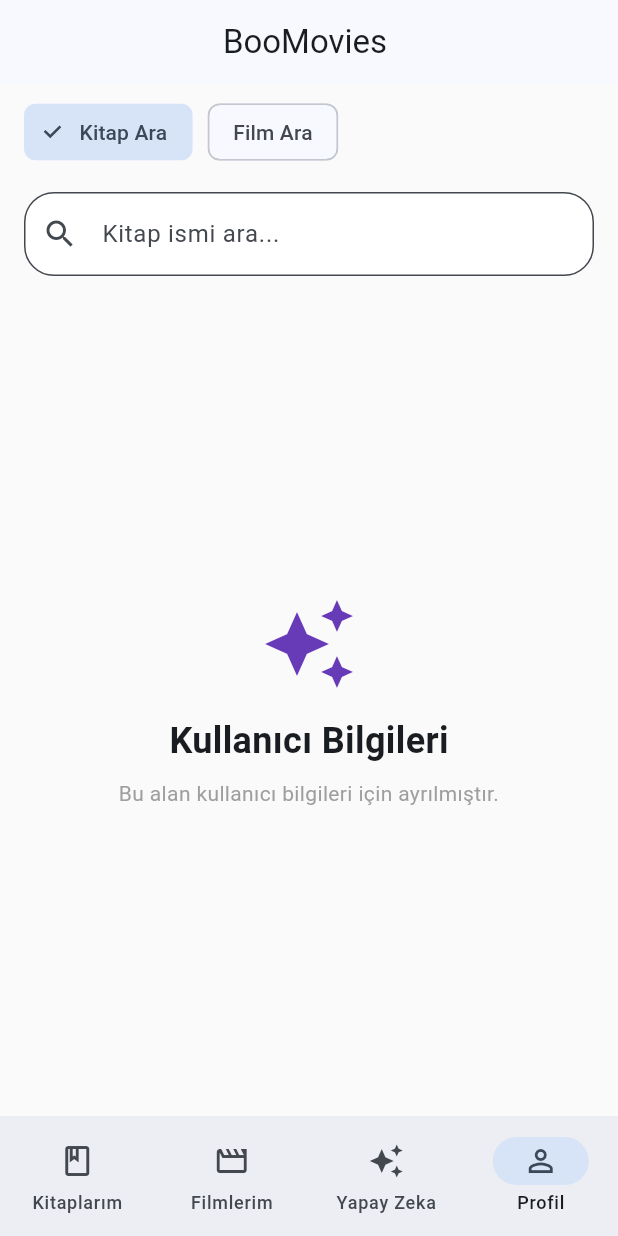
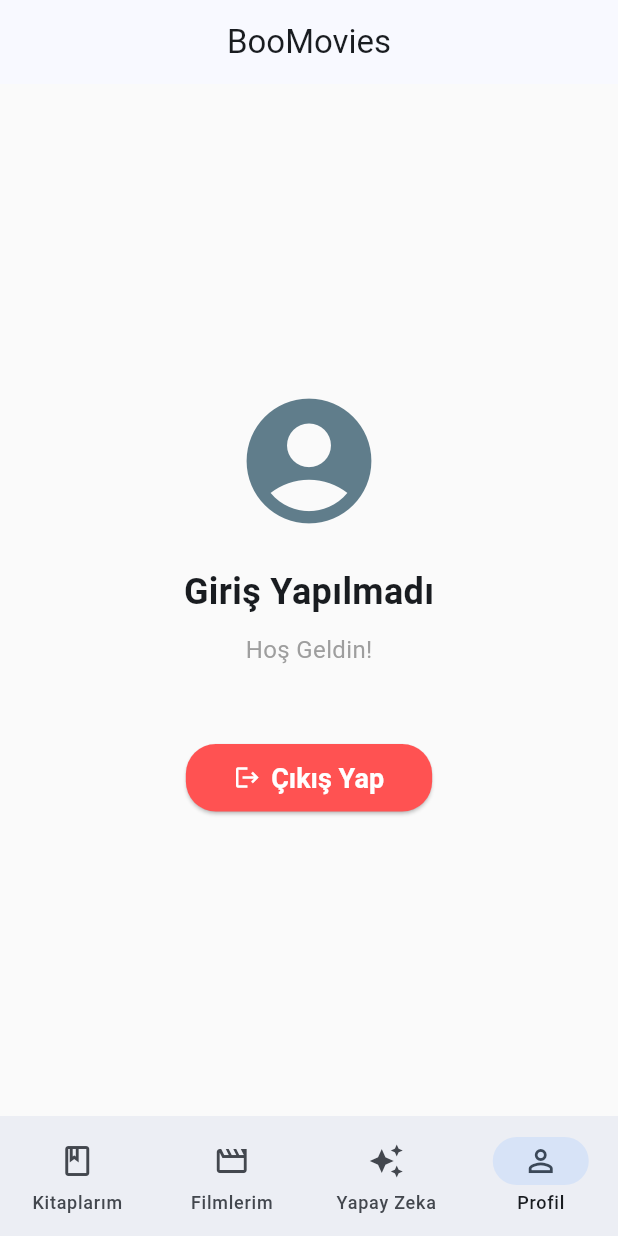
Before and after one commit to krlpsule/BooMovies-App, a Flutter app: the HomeScreen screen opened directly, item 4 of the bottom bar chosen, on a phone screen of 412 x 824 dp. Run offline on Flutter 3.47's test engine with Material 3 defaults, Android fonts, the phone set to English and light mode, and no system bars; our stand-ins replace flutter_dotenv.

```diff
--- a/frontend/lib/screens/home_screen.dart
+++ b/frontend/lib/screens/home_screen.dart
@@ -17,7 +17,6 @@
 
 class _HomeScreenState extends State<HomeScreen> {
   late int _currentIndex;
-  String _searchType = 'book';
   final TextEditingController _searchController = TextEditingController();
 
   @override
@@ -26,29 +25,13 @@
     _currentIndex = widget.initialIndex;
   }
 
-  Widget _buildSearchFilters() {
-    return Padding(
-      padding: const EdgeInsets.symmetric(horizontal: 16, vertical: 8),
-      child: Row(
-        children: [
-          ChoiceChip(
-            label: const Text("Kitap Ara"),
-            selected: _searchType == 'book',
-            onSelected: (bool selected) => setState(() => _searchType = 'book'),
-          ),
-          const SizedBox(width: 10),
-          ChoiceChip(
-            label: const Text("Film Ara"),
-            selected: _searchType == 'movie',
-            onSelected: (bool selected) =>
-                setState(() => _searchType = 'movie'),
-          ),
-        ],
-      ),
-    );
-  }
+  Widget _buildSearchBar() {
+    // Bulunulan sekmeye göre arama tipini ve ipucu metnini dinamik belirliyoruz
+    final String currentSearchType = _currentIndex == 0 ? 'book' : 'movie';
+    final String hintText = _currentIndex == 0
+        ? "Kitap ismi ara..."
+        : "Film ismi ara...";
 
-  Widget _buildSearchBar() {
     return Container(
       padding: const EdgeInsets.symmetric(horizontal: 16, vertical: 8),
       child: TextField(
@@ -58,16 +41,16 @@
             Navigator.push(
               context,
               MaterialPageRoute(
-                builder: (context) =>
-                    SearchResultsScreen(query: value, searchType: _searchType),
+                builder: (context) => SearchResultsScreen(
+                  query: value,
+                  searchType: currentSearchType, // Dinamik tip gönderiliyor
+                ),
               ),
             );
           }
         },
         decoration: InputDecoration(
-          hintText: _searchType == 'book'
-              ? "Kitap ismi ara..."
-              : "Film ismi ara...",
+          hintText: hintText,
           prefixIcon: const Icon(Icons.search),
           border: OutlineInputBorder(borderRadius: BorderRadius.circular(20)),
           filled: true,
@@ -87,26 +70,26 @@
       MovieListScreen(),
       const AiAssistantScreen(),
       const UserInfoScreen(),
-      Center(
-        child: Text(
-          "Profil - Kullanıcı Adı: ${userManager.getUserNameAsString() ?? 'Giriş Yapılmadı'}",
-        ),
-      ),
     ];
 
     return Scaffold(
       backgroundColor: Colors.grey[50],
-      appBar: AppBar(title: const Text("BooMovies "), centerTitle: true),
+      appBar: AppBar(title: const Text("BooMovies"), centerTitle: true),
       body: Column(
         children: [
-          _buildSearchFilters(),
-          _buildSearchBar(),
+          if (_currentIndex == 0 || _currentIndex == 1) _buildSearchBar(),
+
           Expanded(child: pages[_currentIndex]),
         ],
       ),
       bottomNavigationBar: NavigationBar(
         selectedIndex: _currentIndex,
-        onDestinationSelected: (index) => setState(() => _currentIndex = index),
+        onDestinationSelected: (index) {
+          setState(() {
+            _currentIndex = index;
+            _searchController.clear();
+          });
+        },
         destinations: const [
           NavigationDestination(
             icon: Icon(Icons.book_outlined),
--- a/frontend/lib/screens/user_info_screen.dart
+++ b/frontend/lib/screens/user_info_screen.dart
@@ -1,25 +1,57 @@
 import 'package:flutter/material.dart';
+import 'package:provider/provider.dart';
+import '../services/user_manager.dart';
+import 'login_screen.dart';
 
 class UserInfoScreen extends StatelessWidget {
   const UserInfoScreen({super.key});
 
   @override
   Widget build(BuildContext context) {
-    return const Center(
+    // Kullanıcı verilerini anlık olarak dinliyoruz
+    final userManager = context.watch<UserManager>();
+
+    return Center(
       child: Column(
         mainAxisAlignment: MainAxisAlignment.center,
         children: [
-          Icon(Icons.auto_awesome, size: 64, color: Colors.deepPurple),
-          SizedBox(height: 16),
+          const Icon(Icons.account_circle, size: 100, color: Colors.blueGrey),
+          const SizedBox(height: 20),
           Text(
-            "Kullanıcı Bilgileri",
-            style: TextStyle(fontSize: 24, fontWeight: FontWeight.bold),
+            userManager.getUserNameAsString() ?? 'Giriş Yapılmadı',
+            style: const TextStyle(fontSize: 24, fontWeight: FontWeight.bold),
           ),
-          SizedBox(height: 8),
-          Text(
-            "Bu alan kullanıcı bilgileri için ayrılmıştır.",
-            textAlign: TextAlign.center,
-            style: TextStyle(color: Colors.grey),
+          const SizedBox(height: 10),
+          const Text(
+            "Hoş Geldin!",
+            style: TextStyle(fontSize: 16, color: Colors.grey),
+          ),
+          const SizedBox(height: 50),
+
+          ElevatedButton.icon(
+            onPressed: () {
+              context.read<UserManager>().logout();
+
+              Navigator.pushAndRemoveUntil(
+                context,
+                MaterialPageRoute(builder: (context) => LoginScreen()),
+                (route) => false,
+              );
+            },
+            icon: const Icon(Icons.logout),
+            label: const Text("Çıkış Yap"),
+            style: ElevatedButton.styleFrom(
+              backgroundColor: Colors.redAccent,
+              foregroundColor: Colors.white,
+              padding: const EdgeInsets.symmetric(horizontal: 32, vertical: 12),
+              shape: RoundedRectangleBorder(
+                borderRadius: BorderRadius.circular(20),
+              ),
+              textStyle: const TextStyle(
+                fontSize: 18,
+                fontWeight: FontWeight.w600,
+              ),
+            ),
           ),
         ],
       ),
```
Also changed, not shown: frontend/lib/models/book_model.dart (+15 -25 lines), frontend/lib/models/movie_model.dart (+29 -2 lines), frontend/lib/screens/book_list_screen.dart (+15 -0 lines), frontend/lib/screens/movie_list_screen.dart (+31 -6 lines), frontend/lib/screens/search_result_screen.dart (+40 -13 lines), frontend/lib/services/google_books_service.dart (+5 -4 lines), frontend/lib/services/tmdb_service.dart (+9 -4 lines), 3 other files.
